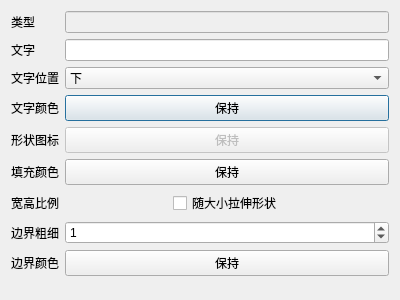
This is shapepropertydialog.ui in SammyEnigma/Soc-Performance-Evaluation as Qt 5 draws it before an edit. The edited form follows.
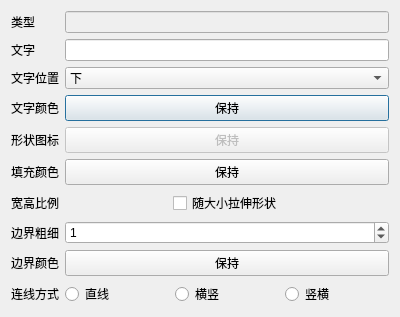
This is the edited form.

Commit message: 设置连接线不同的弯折方式；设置连接线最小尺寸

What changed in the file:
```diff
--- a/shapepropertydialog.ui
+++ b/shapepropertydialog.ui
@@ -222,6 +222,38 @@
        </item>
       </layout>
      </item>
+     <item row="9" column="0">
+      <widget class="QLabel" name="label_10">
+       <property name="text">
+        <string>连线方式</string>
+       </property>
+      </widget>
+     </item>
+     <item row="9" column="1">
+      <layout class="QHBoxLayout" name="horizontalLayout_2">
+       <item>
+        <widget class="QRadioButton" name="radioButton">
+         <property name="text">
+          <string>直线</string>
+         </property>
+        </widget>
+       </item>
+       <item>
+        <widget class="QRadioButton" name="radioButton_2">
+         <property name="text">
+          <string>横竖</string>
+         </property>
+        </widget>
+       </item>
+       <item>
+        <widget class="QRadioButton" name="radioButton_3">
+         <property name="text">
+          <string>竖横</string>
+         </property>
+        </widget>
+       </item>
+      </layout>
+     </item>
     </layout>
    </item>
   </layout>
```
The commit also changes 4 other files.
